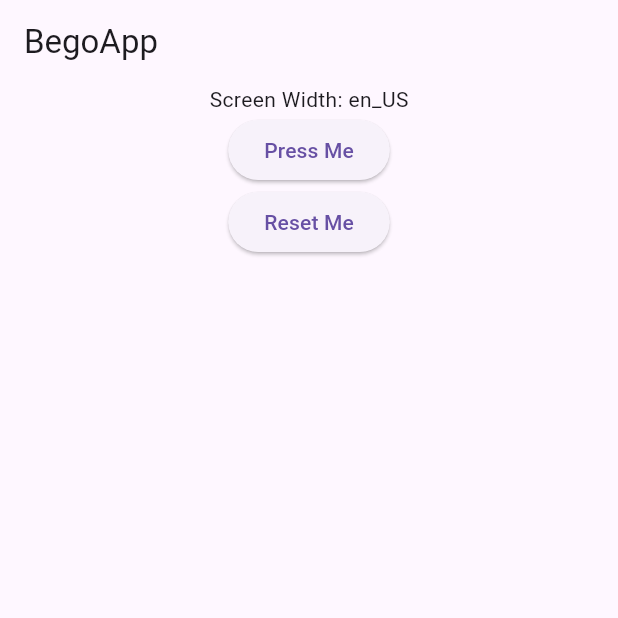
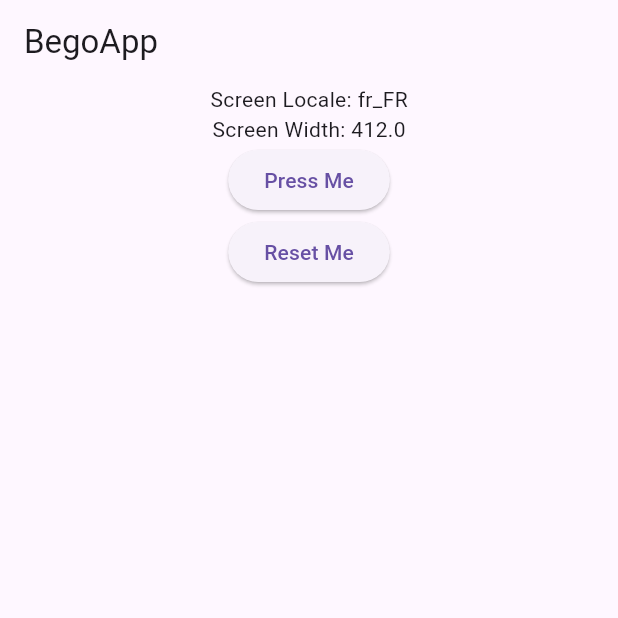
Before and after one commit to zendesk-souravpandit/bego_client, a Flutter app: the screen it shows after launch, after a tap on "Press Me", on a phone screen of 412 x 824 dp, the top half of it. Run offline on Flutter 3.47's test engine with Material 3 defaults, Android fonts, the light colour scheme and no system bars; our stand-ins replace device_info_plus, freezed_annotation; missing offline and left inert: widgetbook, widgetbook_annotation; project files that could hold a hidden picture were left out.

Commit message:
feat: screen width

```diff
--- /dev/null
+++ b/packages/component/lib/app.dart
@@ -0,0 +1,8 @@
+///  A library for creating a component application.
+
+library becomponent.app;
+
+export 'src/app/app_wrapper.dart';
+export 'src/app/events.dart';
+export 'src/app/state.dart';
+export 'src/app/state_inherited.dart';
--- a/packages/component/lib/app/app_wrapper.dart
+++ b/packages/component/lib/src/app/app_wrapper.dart
@@ -2,9 +2,9 @@
 
 import 'dart:async';
 
-import 'package:becomponent/app/events.dart';
-import 'package:becomponent/app/state.dart';
-import 'package:becomponent/app/state_inherited.dart';
+import 'package:becomponent/src/app/events.dart';
+import 'package:becomponent/src/app/state.dart';
+import 'package:becomponent/src/app/state_inherited.dart';
 import 'package:becore/event.dart' show BeEventBus, EventAction;
 import 'package:flutter/foundation.dart';
 import 'package:flutter/material.dart';
@@ -52,9 +52,26 @@ class _AppStateWrapperState extends State<AppStateWrapper> {
     });
   }
 
+  void _updateScreenWidth() {
+    final mediaQuery = MediaQuery.of(context);
+    setState(() {
+      _state = _state.copyWith(screenWidth: mediaQuery.size.width);
+    });
+    // BeEventBus.instance.fire(UpdateScreenWidthEvent(mediaQuery.size.width));
+  }
+
   @override
-  Widget build(BuildContext context) =>
-      AppStateInherited(appEventBus: appEventBus, state: _state, updateEvent: _handleEvent, child: widget.child);
+  Widget build(BuildContext context) => LayoutBuilder(
+    builder: (context, constraints) {
+      // Update screen width whenever the layout changes
+      if (_state.screenWidth != constraints.maxWidth) {
+        WidgetsBinding.instance.addPostFrameCallback((_) {
+          _updateScreenWidth();
+        });
+      }
+      return AppStateInherited(appEventBus: appEventBus, state: _state, updateEvent: _handleEvent, child: widget.child);
+    },
+  );
 
   @override
   void dispose() {
--- a/packages/component/lib/app/state.dart
+++ b/packages/component/lib/src/app/state.dart
@@ -12,6 +12,7 @@ abstract class AppState with _$AppState {
     required String? deviceId,
     required ThemeMode themeMode,
     required Locale locale,
+    required double screenWidth,
     // Add other state properties here
   }) = _AppState;
 
@@ -21,6 +22,7 @@ abstract class AppState with _$AppState {
     appName: 'Bego App reload',
     packageName: 'com.example.bego',
     version: '1.0.0',
+    screenWidth: 800,
     deviceId: null,
     // Initialize other state properties here
   );
--- a/packages/component/lib/app/state_inherited.dart
+++ b/packages/component/lib/src/app/state_inherited.dart
@@ -1,4 +1,4 @@
-import 'package:becomponent/app/state.dart';
+import 'package:becomponent/src/app/state.dart';
 import 'package:becore/event.dart';
 import 'package:flutter/foundation.dart';
 import 'package:flutter/material.dart';
--- a/showcase/playground/lib/main.dart
+++ b/showcase/playground/lib/main.dart
@@ -1,6 +1,4 @@
-import 'package:becomponent/app/app_wrapper.dart';
-import 'package:becomponent/app/events.dart';
-import 'package:becomponent/app/state_inherited.dart';
+import 'package:becomponent/app.dart';
 import 'package:becore/utils.dart';
 import 'package:flutter/foundation.dart';
 import 'package:flutter/material.dart';
@@ -17,14 +15,17 @@ class BegoApp extends StatelessWidget {
     final appState = AppStateInherited.of(context).state;
     final appEvent = AppStateInherited.of(context).appEventBus;
     final updateEvent = AppStateInherited.of(context).updateEvent;
-
+    appEvent.on<UpdateLocaleEvent>().listen((event) {
+      updateEvent(UpdateLocaleEvent(const Locale('fr', 'FR')));
+    });
     return MaterialApp(
       home: Scaffold(
         appBar: AppBar(title: const Text('BegoApp')),
         body: Center(
           child: Column(
             children: [
-              Text('Screen Width: ${appState.locale}'),
+              Text('Screen Locale: ${appState.locale}'),
+              Text('Screen Width: ${appState.screenWidth}'),
               ElevatedButton(
                 onPressed: () {
                   appEvent.fire(UpdateLocaleEvent(const Locale('fr', 'FR')));
```
Also changed, not shown: packages/component/lib/src/app/events.dart (renamed from packages/component/lib/app/events.dart), packages/component/lib/src/app/state.freezed.dart.
